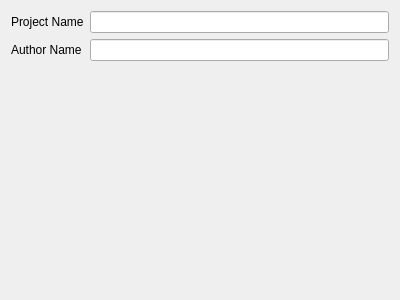
Before: the Qt Designer form res/forms/WizardPageProject.ui in tedvalson/NovelTea, drawn with Qt 5.
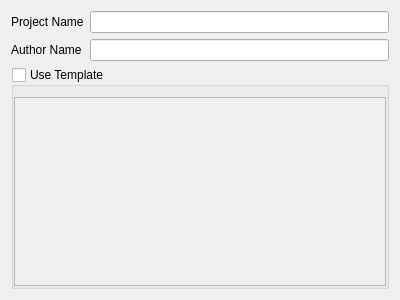
After: the same form once the commit is applied.

Commit message: Editor: Add functional "template" usage in project wizard

Diff of the .ui file:
```diff
--- a/res/forms/WizardPageProject.ui
+++ b/res/forms/WizardPageProject.ui
@@ -16,6 +16,8 @@
   <property name="title">
    <string>New Project</string>
   </property>
+  <layout class="QVBoxLayout" name="verticalLayout">
+   <item>
   <layout class="QFormLayout" name="formLayout">
    <item row="0" column="0">
     <widget class="QLabel" name="label">
@@ -36,6 +38,38 @@
    </item>
    <item row="1" column="1">
     <widget class="QLineEdit" name="lineEditAuthor"/>
+     </item>
+    </layout>
+   </item>
+   <item>
+    <widget class="QGroupBox" name="groupBoxTemplates">
+     <property name="title">
+      <string>Use Template</string>
+     </property>
+     <property name="checkable">
+      <bool>true</bool>
+     </property>
+     <property name="checked">
+      <bool>false</bool>
+     </property>
+     <layout class="QVBoxLayout" name="verticalLayout_2">
+      <property name="leftMargin">
+       <number>0</number>
+      </property>
+      <property name="topMargin">
+       <number>10</number>
+      </property>
+      <property name="rightMargin">
+       <number>0</number>
+      </property>
+      <property name="bottomMargin">
+       <number>0</number>
+      </property>
+      <item>
+       <widget class="QListWidget" name="listWidgetTemplates"/>
+      </item>
+     </layout>
+    </widget>
    </item>
   </layout>
  </widget>
```
Lines whose indentation alone changed are shown as unchanged. The commit also changes 3 other files.
